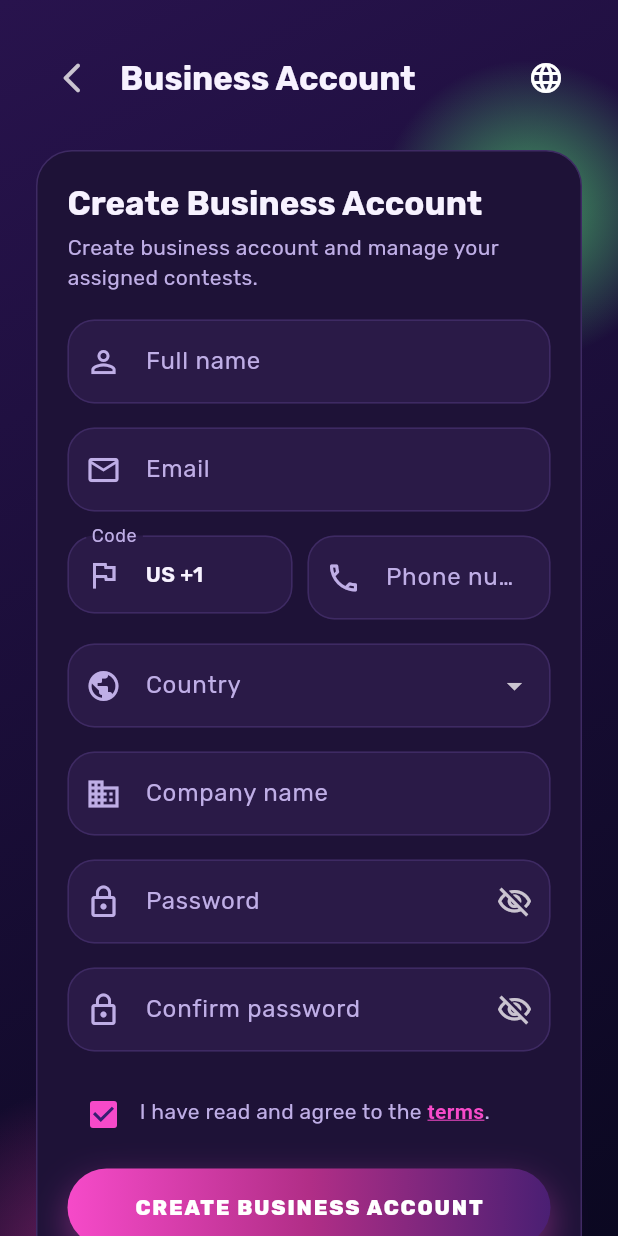
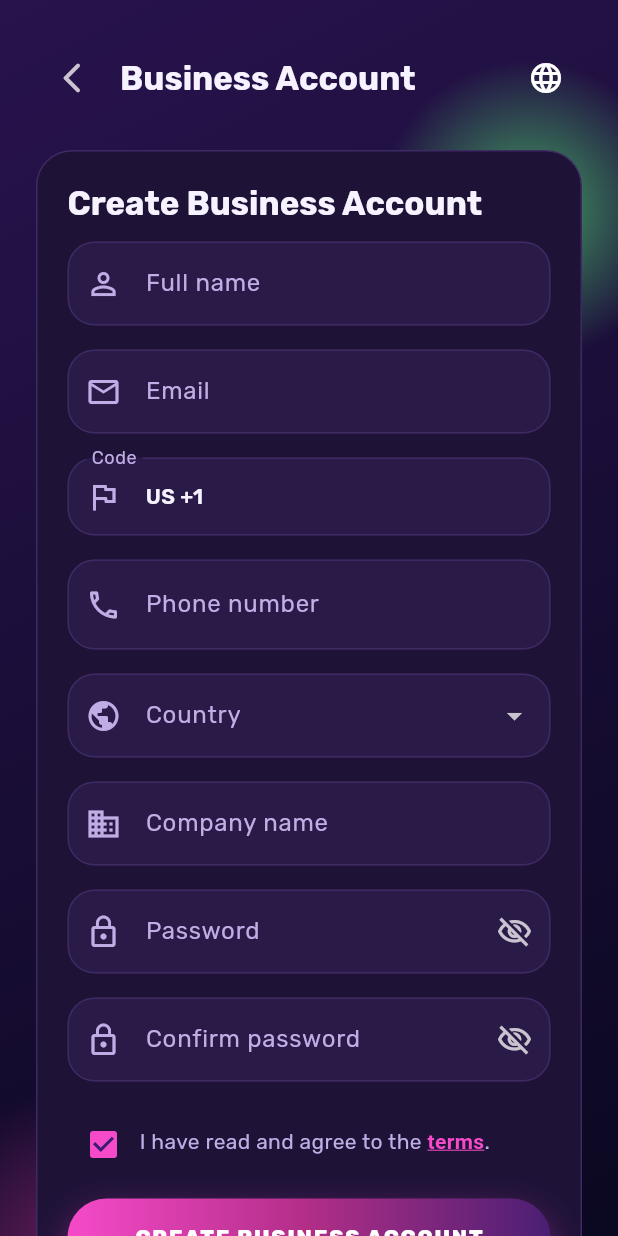
Before and after one commit to itxxsaiff/click-kick-app, a Flutter app: the RegisterScreen screen opened directly, on a phone screen of 412 x 824 dp. Run offline on Flutter 3.47's test engine with Material 3 defaults, Android fonts, the phone set to English and light mode, and no system bars; our stand-ins replace cloud_firestore, cloud_functions, country_picker, firebase_auth, firebase_core, firebase_storage and 7 more; missing offline and left inert: flutter_stripe; accounts and stored records are empty.

Commit message:
Register page phone number input updated

```diff
--- a/lib/screens/auth/register_screen.dart
+++ b/lib/screens/auth/register_screen.dart
@@ -287,13 +287,7 @@ class _RegisterScreenState extends State<RegisterScreen> {
                     title: _isSponsor
                         ? context.tr('Create Business Account')
                         : context.tr('Join the Contest'),
-                    subtitle: _isSponsor
-                        ? context.tr(
-                            'Create business account and manage your assigned contests.',
-                          )
-                        : context.tr(
-                            'Upload, compete, and win amazing prizes.',
-                          ),
+                    subtitle: '',
                     children: [
                       Form(
                         key: _formKey,
@@ -336,12 +330,7 @@ class _RegisterScreenState extends State<RegisterScreen> {
                               },
                             ),
                             const SizedBox(height: 16),
-                            Row(
-                              crossAxisAlignment: CrossAxisAlignment.start,
-                              children: [
-                                SizedBox(
-                                  width: 150,
-                                  child: InkWell(
+                            InkWell(
                               borderRadius: BorderRadius.circular(16),
                               onTap: () {
                                 showCountryPicker(
@@ -349,26 +338,22 @@ class _RegisterScreenState extends State<RegisterScreen> {
                                   showPhoneCode: true,
                                   countryListTheme: CountryListThemeData(
                                     backgroundColor: AppColors.card,
-                                          textStyle: TextStyle(
+                                    textStyle: const TextStyle(
                                       color: AppColors.textLight,
                                     ),
-                                          borderRadius: BorderRadius.vertical(
+                                    borderRadius: const BorderRadius.vertical(
                                       top: Radius.circular(18),
                                     ),
                                     bottomSheetHeight: 560,
                                     inputDecoration: InputDecoration(
-                                            labelText: context.tr(
-                                              'Search country',
-                                            ),
-                                            prefixIcon: Icon(Icons.search),
+                                      labelText: context.tr('Search country'),
+                                      prefixIcon: const Icon(Icons.search),
                                     ),
                                   ),
                                   onSelect: (country) {
                                     setState(() {
-                                            _phoneCountryCode =
-                                                '+${country.phoneCode}';
-                                            _phoneCountryIso =
-                                                country.countryCode;
+                                      _phoneCountryCode = '+${country.phoneCode}';
+                                      _phoneCountryIso = country.countryCode;
                                     });
                                   },
                                 );
@@ -376,8 +361,12 @@ class _RegisterScreenState extends State<RegisterScreen> {
                               child: InputDecorator(
                                 decoration: InputDecoration(
                                   labelText: context.tr('Code'),
-                                        prefixIcon: Icon(Icons.flag_outlined),
+                                  prefixIcon: const Icon(Icons.flag_outlined),
                                   prefixIconColor: AppColors.textMuted,
+                                  contentPadding: const EdgeInsets.symmetric(
+                                    horizontal: 12,
+                                    vertical: 16,
+                                  ),
                                 ),
                                 child: Text(
                                   '$_phoneCountryIso $_phoneCountryCode',
@@ -388,38 +377,33 @@ class _RegisterScreenState extends State<RegisterScreen> {
                                 ),
                               ),
                             ),
-                                ),
-                                const SizedBox(width: 10),
-                                Expanded(
-                                  child: TextFormField(
+                            const SizedBox(height: 16),
+                            TextFormField(
                               controller: _phoneController,
                               keyboardType: TextInputType.phone,
                               decoration: InputDecoration(
                                 labelText: context.tr('Phone number'),
-                                      prefixIcon: Icon(Icons.phone_outlined),
+                                prefixIcon: const Icon(Icons.phone_outlined),
                                 prefixIconColor: AppColors.textMuted,
+                                contentPadding: const EdgeInsets.symmetric(
+                                  horizontal: 12,
+                                  vertical: 18,
+                                ),
                               ),
                               validator: (value) {
                                 final raw = (value ?? '').trim();
                                 if (raw.isEmpty) {
-                                        return context.tr(
-                                          'Phone number is required.',
-                                        );
+                                  return context.tr('Phone number is required.');
                                 }
                                 final digitsOnly = raw.replaceAll(
                                   RegExp(r'[^0-9]'),
                                   '',
                                 );
                                 if (digitsOnly.length < 7) {
-                                        return context.tr(
-                                          'Enter valid phone number.',
-                                        );
+                                  return context.tr('Enter valid phone number.');
                                 }
                                 return null;
                               },
-                                  ),
-                                ),
-                              ],
                             ),
                             const SizedBox(height: 16),
                             if (_isSponsor) ...[
@@ -798,9 +782,12 @@ class _AuthCard extends StatelessWidget {
         crossAxisAlignment: CrossAxisAlignment.start,
         children: [
           Text(title, style: Theme.of(context).textTheme.titleLarge),
+          if (subtitle.trim().isNotEmpty) ...[
             const SizedBox(height: 6),
             Text(subtitle, style: Theme.of(context).textTheme.bodyMedium),
             const SizedBox(height: 18),
+          ] else
+            const SizedBox(height: 12),
           ...children,
         ],
       ),
```
Lines whose indentation alone changed are shown as unchanged.
